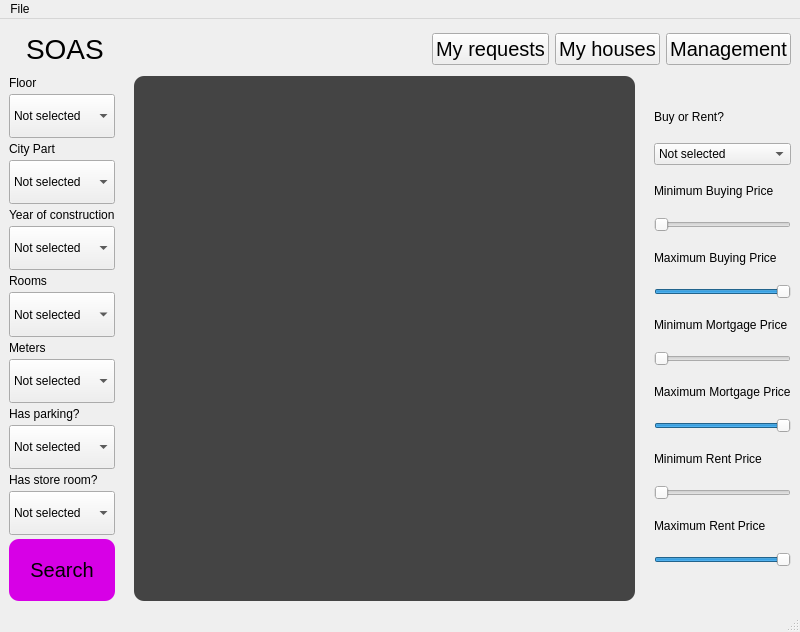
This is Resources/AmlakiManager.ui in Danial-Movahed/SOAS as Qt 5 draws it before an edit. The edited form follows.
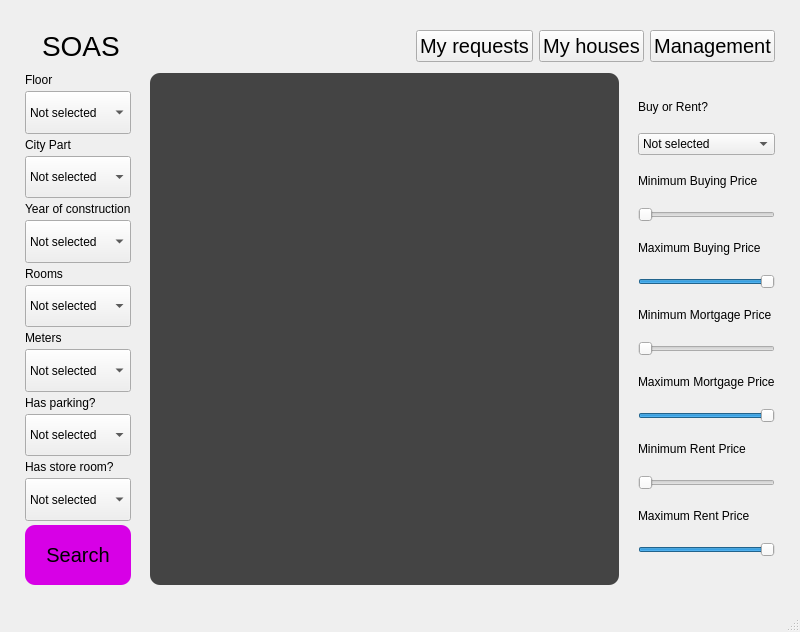
This is the edited form. Icons and pictures are not drawn.

Diff of the .ui file:
```diff
--- a/Resources/AmlakiManager.ui
+++ b/Resources/AmlakiManager.ui
@@ -19,6 +19,18 @@
   </property>
   <widget class="QWidget" name="centralwidget">
    <layout class="QVBoxLayout" name="verticalLayout_3">
+    <property name="leftMargin">
+     <number>25</number>
+    </property>
+    <property name="topMargin">
+     <number>25</number>
+    </property>
+    <property name="rightMargin">
+     <number>25</number>
+    </property>
+    <property name="bottomMargin">
+     <number>25</number>
+    </property>
     <item>
      <layout class="QHBoxLayout" name="horizontalLayout_3">
       <item>
@@ -650,13 +662,6 @@
      <height>30</height>
     </rect>
    </property>
-   <widget class="QMenu" name="menuFIle">
-    <property name="title">
-     <string>File</string>
-    </property>
-    <addaction name="actionQuit"/>
-   </widget>
-   <addaction name="menuFIle"/>
   </widget>
   <widget class="QStatusBar" name="statusbar"/>
   <action name="actionQuit">
```
